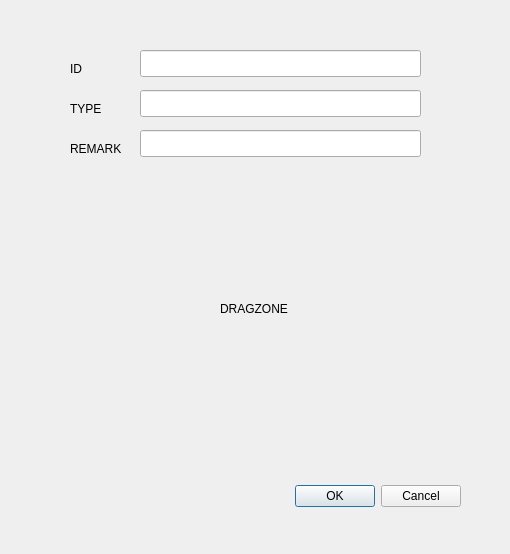
This is document_linker_dialog_base.ui in ponceta/DocLinker as Qt 5 draws it before an edit. The edited form follows.
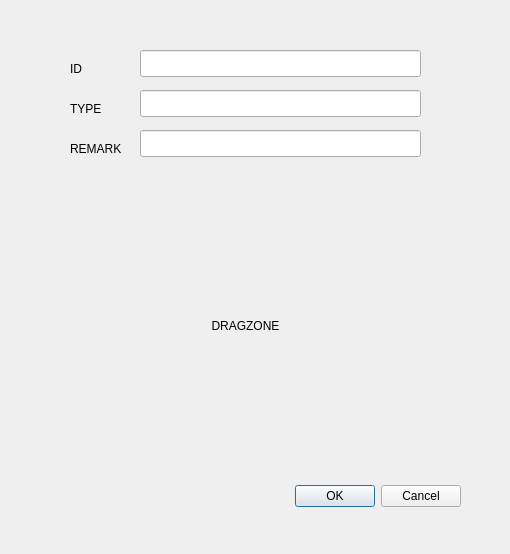
This is the edited form.

Commit message: add drag and drop interaction

Diff of the .ui file:
```diff
--- a/document_linker_dialog_base.ui
+++ b/document_linker_dialog_base.ui
@@ -98,22 +98,13 @@
     </rect>
    </property>
   </widget>
-  <widget class="QWidget" name="widget" native="true">
-   <property name="geometry">
-    <rect>
-     <x>60</x>
-     <y>190</y>
-     <width>391</width>
-     <height>281</height>
-    </rect>
-   </property>
    <widget class="QLabel" name="dropzoneLabel">
     <property name="geometry">
      <rect>
-      <x>160</x>
-      <y>110</y>
-      <width>71</width>
-      <height>17</height>
+     <x>90</x>
+     <y>200</y>
+     <width>311</width>
+     <height>251</height>
      </rect>
     </property>
     <property name="acceptDrops">
@@ -122,7 +113,9 @@
     <property name="text">
      <string>DRAGZONE</string>
     </property>
-   </widget>
+   <property name="alignment">
+    <set>Qt::AlignCenter</set>
+   </property>
   </widget>
  </widget>
  <resources/>
```
Left out of the diff: 3 changed lines with no effect on the pictures. Lines whose indentation alone changed are shown as unchanged. The commit also changes 1 other file.
